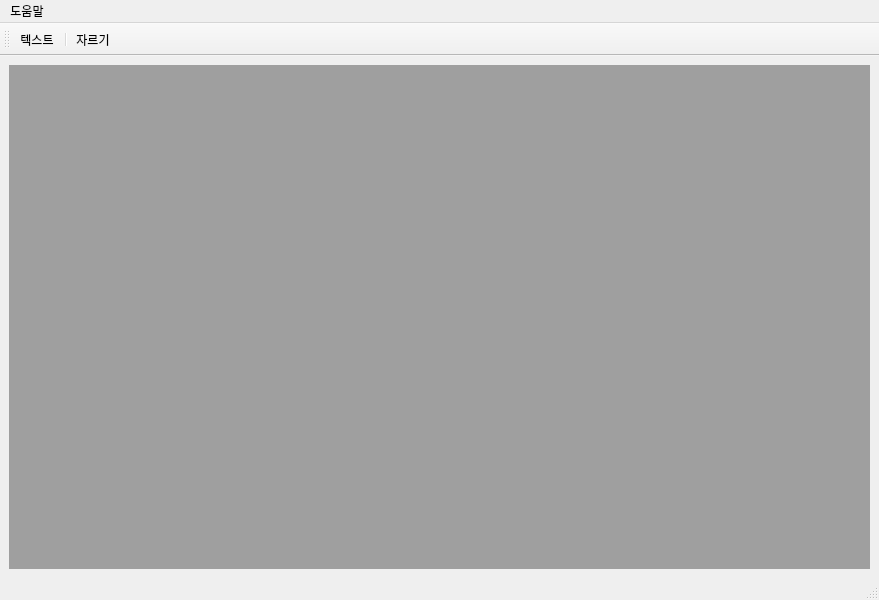
Old version of the form ImageViewerSW/mainwindow.ui in the repository Jeong0809/QT.
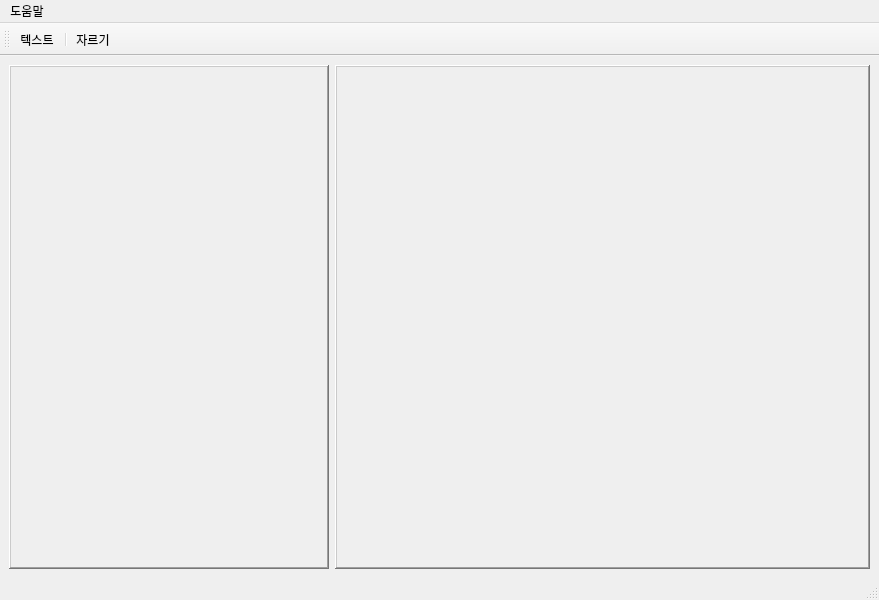
New version of the form.

Diff of the .ui file:
```diff
--- a/ImageViewerSW/mainwindow.ui
+++ b/ImageViewerSW/mainwindow.ui
@@ -14,11 +14,30 @@
    <string>MainWindow</string>
   </property>
   <widget class="QWidget" name="centralwidget">
-   <layout class="QHBoxLayout" name="horizontalLayout">
-    <item>
-     <widget class="QMdiArea" name="mdiArea">
-      <property name="viewMode">
-       <enum>QMdiArea::TabbedView</enum>
+   <layout class="QGridLayout" name="gridLayout">
+    <item row="0" column="0">
+     <widget class="QFrame" name="frame">
+      <property name="maximumSize">
+       <size>
+        <width>320</width>
+        <height>16777215</height>
+       </size>
+      </property>
+      <property name="frameShape">
+       <enum>QFrame::WinPanel</enum>
+      </property>
+      <property name="frameShadow">
+       <enum>QFrame::Raised</enum>
+      </property>
+     </widget>
+    </item>
+    <item row="0" column="1">
+     <widget class="QFrame" name="frame_2">
+      <property name="frameShape">
+       <enum>QFrame::WinPanel</enum>
+      </property>
+      <property name="frameShadow">
+       <enum>QFrame::Raised</enum>
       </property>
      </widget>
     </item>
```
